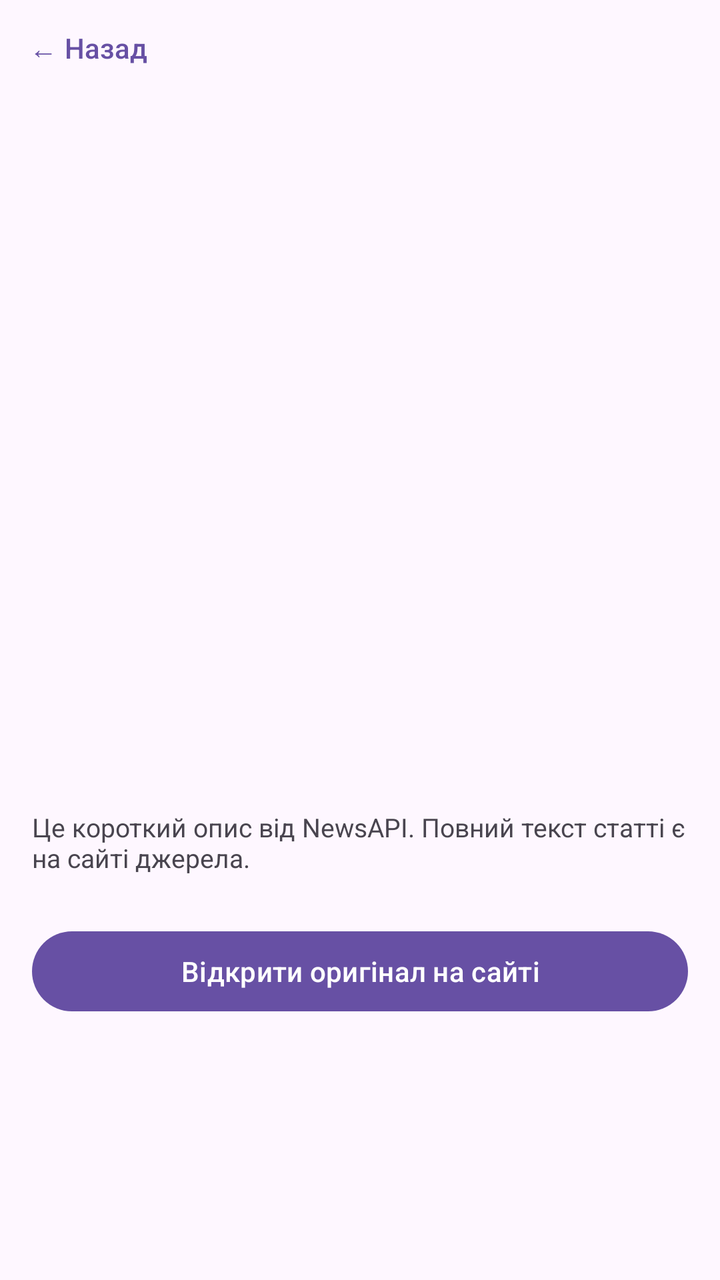
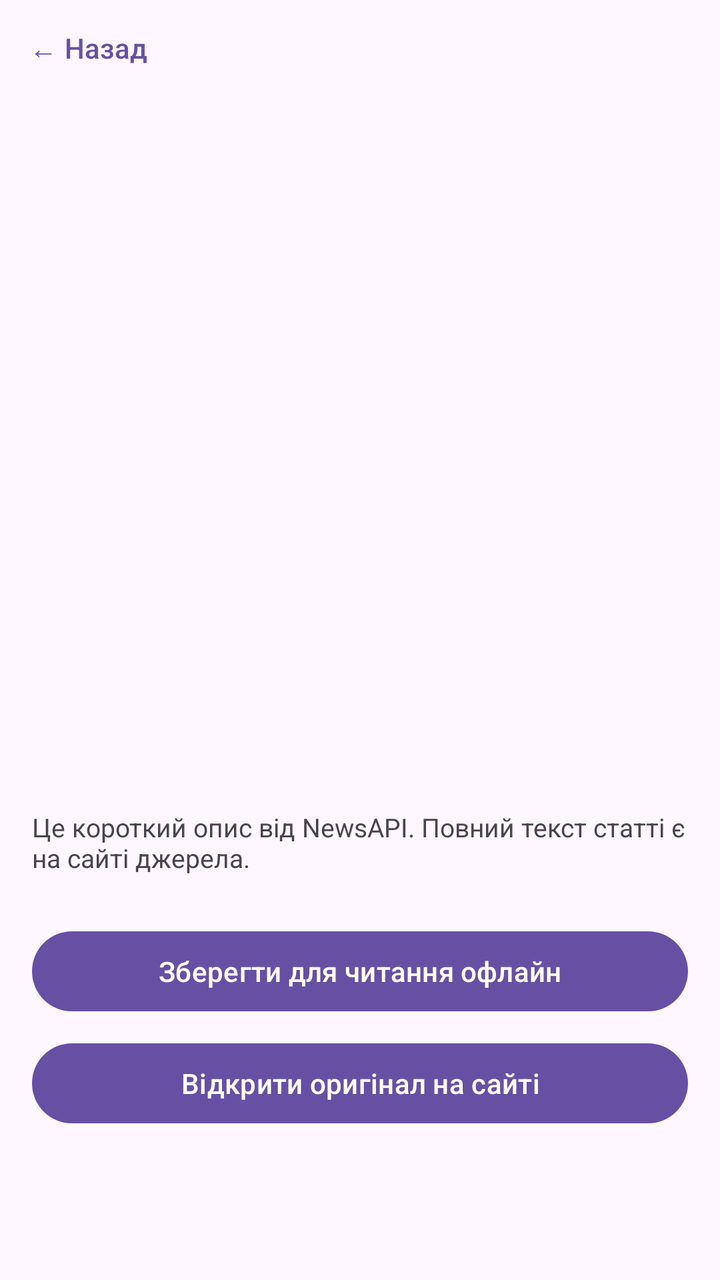

Screens rendered from an Android XML layout before and after an edit, with the pre-edit source and the edit as a unified diff.
<!-- AndroidManifest.xml: application theme Theme.NewsFeed -->
<!-- res/layout/activity_article_detail.xml -->
<?xml version="1.0" encoding="utf-8"?>
<LinearLayout xmlns:android="http://schemas.android.com/apk/res/android"
    android:id="@+id/detailRoot"
    android:layout_width="match_parent"
    android:layout_height="match_parent"
    android:orientation="vertical">

    <Button
        android:id="@+id/backButton"
        style="@style/Widget.Material3.Button.TextButton"
        android:layout_width="wrap_content"
        android:layout_height="wrap_content"
        android:text="← Назад" />

    <ScrollView
        android:layout_width="match_parent"
        android:layout_height="0dp"
        android:layout_weight="1">

        <LinearLayout
            android:layout_width="match_parent"
            android:layout_height="wrap_content"
            android:orientation="vertical"
            android:padding="16dp">

            <ImageView
                android:id="@+id/image"
                android:layout_width="match_parent"
                android:layout_height="220dp"
                android:scaleType="centerCrop" />

            <TextView
                android:id="@+id/title"
                android:layout_width="match_parent"
                android:layout_height="wrap_content"
                android:layout_marginTop="12dp"
                android:textSize="22sp"
                android:textStyle="bold" />

            <TextView
                android:id="@+id/meta"
                android:layout_width="match_parent"
                android:layout_height="wrap_content"
                android:layout_marginTop="8dp"
                android:textSize="13sp" />

            <TextView
                android:id="@+id/description"
                android:layout_width="match_parent"
                android:layout_height="wrap_content"
                android:layout_marginTop="16dp"
                android:textSize="16sp" />

            <TextView
                android:id="@+id/hint"
                android:layout_width="match_parent"
                android:layout_height="wrap_content"
                android:layout_marginTop="16dp"
                android:text="Це короткий опис від NewsAPI. Повний текст статті є на сайті джерела."
                android:textSize="13sp" />

            <Button
                android:id="@+id/openButton"
                android:layout_width="match_parent"
                android:layout_height="wrap_content"
                android:layout_marginTop="24dp"
                android:text="Відкрити оригінал на сайті" />
        </LinearLayout>
    </ScrollView>
</LinearLayout>
<!-- resources referenced by this layout -->
<resources>
  <style name="Theme.NewsFeed" parent="Base.Theme.NewsFeed" />
  <style name="Base.Theme.NewsFeed" parent="Theme.Material3.DayNight.NoActionBar">
          
          
      </style>
</resources>

<!-- the commit's change to res/layout/activity_article_detail.xml (unified diff, before → after) -->
@@ -60,10 +60,17 @@
                 android:textSize="13sp" />
 
             <Button
+                android:id="@+id/saveButton"
+                android:layout_width="match_parent"
+                android:layout_height="wrap_content"
+                android:layout_marginTop="24dp"
+                android:text="Зберегти для читання офлайн" />
+
+            <Button
                 android:id="@+id/openButton"
                 android:layout_width="match_parent"
                 android:layout_height="wrap_content"
-                android:layout_marginTop="24dp"
+                android:layout_marginTop="8dp"
                 android:text="Відкрити оригінал на сайті" />
         </LinearLayout>
     </ScrollView>
